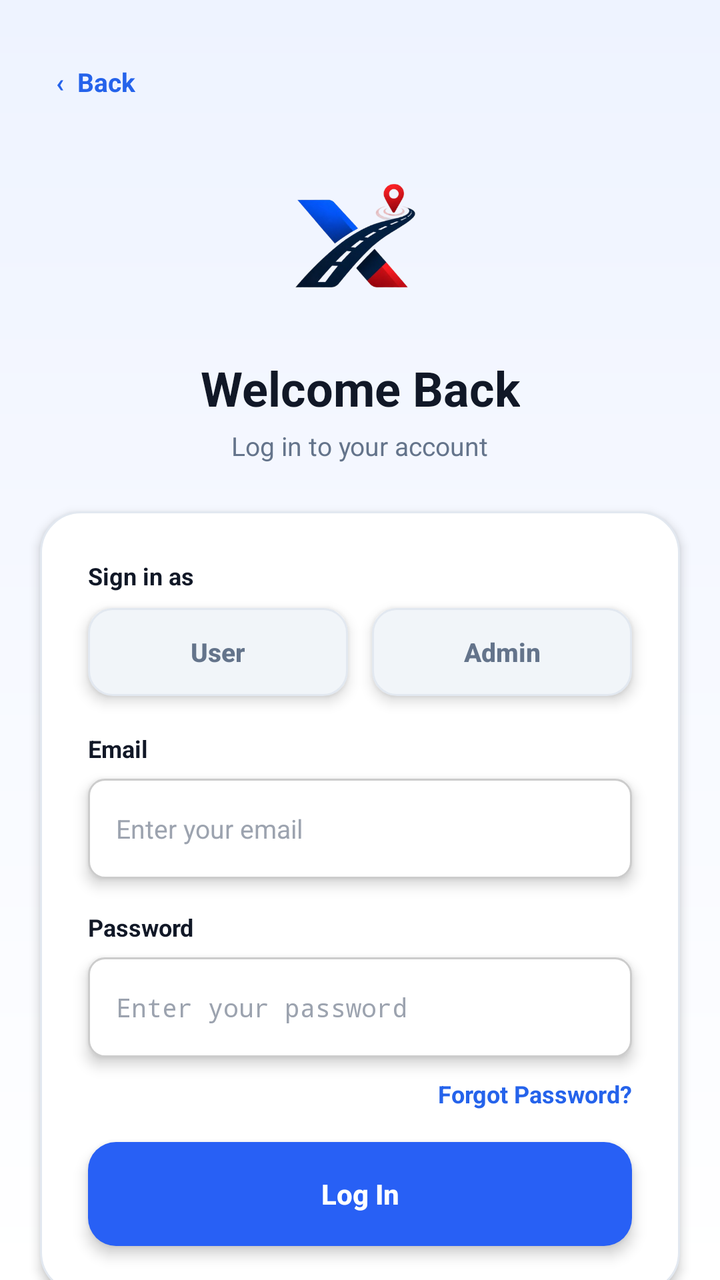
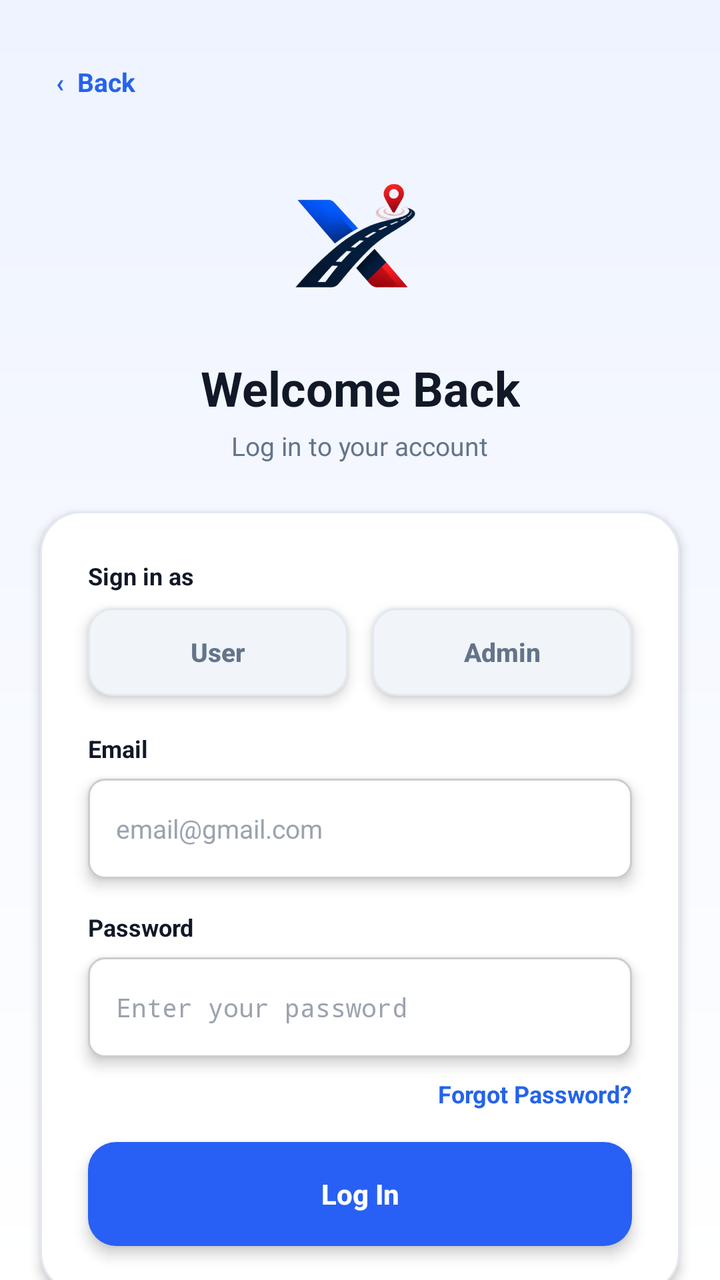

Compare the two renders of this Android layout. The source of the first and the diff that turns it into the second are given below.
<!-- AndroidManifest.xml: application theme Theme.AppCompat.Light.NoActionBar -->
<!-- res/layout/login.xml -->
<?xml version="1.0" encoding="utf-8"?>
<androidx.constraintlayout.widget.ConstraintLayout
    xmlns:android="http://schemas.android.com/apk/res/android"
    xmlns:app="http://schemas.android.com/apk/res-auto"
    xmlns:tools="http://schemas.android.com/tools"
    android:layout_width="match_parent"
    android:layout_height="match_parent"
    android:background="@drawable/bg_screen_gradient"
    tools:context=".Login">

    
    <TextView
        android:id="@+id/txtBack"
        android:layout_width="wrap_content"
        android:layout_height="wrap_content"
        android:layout_marginStart="24dp"
        android:layout_marginTop="28dp"
        android:clickable="true"
        android:focusable="true"
        android:padding="4dp"
        android:text="‹  Back"
        android:textColor="#2563EB"
        android:textSize="13sp"
        android:textStyle="bold"
        app:layout_constraintStart_toStartOf="parent"
        app:layout_constraintTop_toTopOf="parent" />

    
    <ImageView
        android:id="@+id/imgLoginLogo"
        android:layout_width="151dp"
        android:layout_height="106dp"
        android:layout_marginTop="12dp"
        android:contentDescription="Incidex Logo"
        android:scaleType="fitCenter"
        android:src="@drawable/incidex_logo"
        app:layout_constraintEnd_toEndOf="parent"
        app:layout_constraintStart_toStartOf="parent"
        app:layout_constraintTop_toBottomOf="@id/txtBack" />

    
    <TextView
        android:id="@+id/txtLoginTitle"
        android:layout_width="wrap_content"
        android:layout_height="wrap_content"
        android:layout_marginTop="6dp"
        android:text="Welcome Back"
        android:textColor="#111827"
        android:textSize="24sp"
        android:textStyle="bold"
        app:layout_constraintEnd_toEndOf="parent"
        app:layout_constraintStart_toStartOf="parent"
        app:layout_constraintTop_toBottomOf="@id/imgLoginLogo" />

    
    <TextView
        android:id="@+id/txtLoginSubtitle"
        android:layout_width="wrap_content"
        android:layout_height="wrap_content"
        android:layout_marginTop="4dp"
        android:text="Log in to your account"
        android:textColor="#64748B"
        android:textSize="13sp"
        app:layout_constraintEnd_toEndOf="parent"
        app:layout_constraintStart_toStartOf="parent"
        app:layout_constraintTop_toBottomOf="@id/txtLoginTitle" />

    
    <View
        android:id="@+id/viewFormCard"
        android:layout_width="0dp"
        android:layout_height="0dp"
        android:layout_marginStart="20dp"
        android:layout_marginTop="24dp"
        android:layout_marginEnd="20dp"
        android:layout_marginBottom="-24dp"
        android:background="@drawable/bg_form_card"
        android:elevation="3dp"
        app:layout_constraintBottom_toBottomOf="@id/btnLoginAccount"
        app:layout_constraintEnd_toEndOf="parent"
        app:layout_constraintStart_toStartOf="parent"
        app:layout_constraintTop_toBottomOf="@id/txtLoginSubtitle" />

    
    <TextView
        android:id="@+id/txtRoleLabel"
        android:layout_width="wrap_content"
        android:layout_height="wrap_content"
        android:layout_marginStart="44dp"
        android:layout_marginTop="24dp"
        android:elevation="4dp"
        android:text="Sign in as"
        android:textColor="#111827"
        android:textSize="12sp"
        android:textStyle="bold"
        app:layout_constraintStart_toStartOf="parent"
        app:layout_constraintTop_toTopOf="@id/viewFormCard" />

    
    <Button
        android:id="@+id/btnUser"
        android:layout_width="0dp"
        android:layout_height="44dp"
        android:layout_marginStart="44dp"
        android:layout_marginTop="8dp"
        android:layout_marginEnd="6dp"
        android:background="@drawable/bg_role_selector"
        android:elevation="4dp"
        android:stateListAnimator="@null"
        android:text="User"
        android:textAllCaps="false"
        android:textColor="@color/role_text_color"
        android:textSize="13sp"
        android:textStyle="bold"
        app:layout_constraintEnd_toStartOf="@id/btnAdmin"
        app:layout_constraintHorizontal_weight="1"
        app:layout_constraintStart_toStartOf="parent"
        app:layout_constraintTop_toBottomOf="@id/txtRoleLabel" />

    
    <Button
        android:id="@+id/btnAdmin"
        android:layout_width="0dp"
        android:layout_height="44dp"
        android:layout_marginStart="6dp"
        android:layout_marginEnd="44dp"
        android:background="@drawable/bg_role_selector"
        android:elevation="4dp"
        android:stateListAnimator="@null"
        android:text="Admin"
        android:textAllCaps="false"
        android:textColor="@color/role_text_color"
        android:textSize="13sp"
        android:textStyle="bold"
        app:layout_constraintEnd_toEndOf="parent"
        app:layout_constraintHorizontal_weight="1"
        app:layout_constraintStart_toEndOf="@id/btnUser"
        app:layout_constraintTop_toTopOf="@id/btnUser" />

    
    <TextView
        android:id="@+id/txtEmailLabel"
        android:layout_width="wrap_content"
        android:layout_height="wrap_content"
        android:layout_marginStart="44dp"
        android:layout_marginTop="18dp"
        android:elevation="4dp"
        android:text="Email"
        android:textColor="#111827"
        android:textSize="12sp"
        android:textStyle="bold"
        app:layout_constraintStart_toStartOf="parent"
        app:layout_constraintTop_toBottomOf="@id/btnUser" />

    
    <EditText
        android:id="@+id/edtEmail"
        android:layout_width="0dp"
        android:layout_height="50dp"
        android:layout_marginStart="44dp"
        android:layout_marginTop="7dp"
        android:layout_marginEnd="44dp"
        android:background="@drawable/bg_input"
        android:elevation="4dp"
        android:hint="Enter your email"
        android:inputType="textEmailAddress"
        android:paddingStart="14dp"
        android:paddingEnd="14dp"
        android:singleLine="true"
        android:textColor="#111827"
        android:textColorHint="#9CA3AF"
        android:textSize="13sp"
        app:layout_constraintEnd_toEndOf="parent"
        app:layout_constraintStart_toStartOf="parent"
        app:layout_constraintTop_toBottomOf="@id/txtEmailLabel" />

    
    <TextView
        android:id="@+id/txtPasswordLabel"
        android:layout_width="wrap_content"
        android:layout_height="wrap_content"
        android:layout_marginStart="44dp"
        android:layout_marginTop="16dp"
        android:elevation="4dp"
        android:text="Password"
        android:textColor="#111827"
        android:textSize="12sp"
        android:textStyle="bold"
        app:layout_constraintStart_toStartOf="parent"
        app:layout_constraintTop_toBottomOf="@id/edtEmail" />

    
    <EditText
        android:id="@+id/edtPassword"
        android:layout_width="0dp"
        android:layout_height="50dp"
        android:layout_marginStart="44dp"
        android:layout_marginTop="7dp"
        android:layout_marginEnd="44dp"
        android:background="@drawable/bg_input"
        android:elevation="4dp"
        android:hint="Enter your password"
        android:inputType="textPassword"
        android:paddingStart="14dp"
        android:paddingEnd="14dp"
        android:singleLine="true"
        android:textColor="#111827"
        android:textColorHint="#9CA3AF"
        android:textSize="13sp"
        app:layout_constraintEnd_toEndOf="parent"
        app:layout_constraintStart_toStartOf="parent"
        app:layout_constraintTop_toBottomOf="@id/txtPasswordLabel" />

    
    <TextView
        android:id="@+id/txtForgotPassword"
        android:layout_width="wrap_content"
        android:layout_height="wrap_content"
        android:layout_marginTop="10dp"
        android:layout_marginEnd="44dp"
        android:clickable="true"
        android:elevation="4dp"
        android:focusable="true"
        android:text="Forgot Password?"
        android:textColor="#2563EB"
        android:textSize="12sp"
        android:textStyle="bold"
        app:layout_constraintEnd_toEndOf="parent"
        app:layout_constraintTop_toBottomOf="@id/edtPassword" />

    
    <Button
        android:id="@+id/btnLoginAccount"
        android:layout_width="0dp"
        android:layout_height="52dp"
        android:layout_marginStart="44dp"
        android:layout_marginTop="16dp"
        android:layout_marginEnd="44dp"
        android:background="@drawable/bg_login_button"
        android:elevation="4dp"
        android:stateListAnimator="@null"
        android:text="Log In"
        android:textAllCaps="false"
        android:textColor="#FFFFFF"
        android:textSize="14sp"
        android:textStyle="bold"
        app:layout_constraintEnd_toEndOf="parent"
        app:layout_constraintStart_toStartOf="parent"
        app:layout_constraintTop_toBottomOf="@id/txtForgotPassword" />

    
    <LinearLayout
        android:id="@+id/registerLayout"
        android:layout_width="wrap_content"
        android:layout_height="wrap_content"
        android:layout_marginTop="20dp"
        android:gravity="center"
        android:orientation="horizontal"
        app:layout_constraintEnd_toEndOf="parent"
        app:layout_constraintStart_toStartOf="parent"
        app:layout_constraintTop_toBottomOf="@id/viewFormCard">

        <TextView
            android:id="@+id/txtRegisterMessage"
            android:layout_width="wrap_content"
            android:layout_height="wrap_content"
            android:text="Don't have an account? "
            android:textColor="#64748B"
            android:textSize="12sp" />

        <TextView
            android:id="@+id/txtRegister"
            android:layout_width="wrap_content"
            android:layout_height="wrap_content"
            android:clickable="true"
            android:focusable="true"
            android:paddingStart="2dp"
            android:paddingEnd="2dp"
            android:text="Register"
            android:textColor="#2563EB"
            android:textSize="12sp"
            android:textStyle="bold" />
    </LinearLayout>

</androidx.constraintlayout.widget.ConstraintLayout>
<!-- resources referenced by this layout -->
<resources>
  <!-- drawable bg_form_card (drawable) -->
  <?xml version="1.0" encoding="utf-8"?>
  <shape xmlns:android="http://schemas.android.com/apk/res/android">
      <solid android:color="#FFFFFF" />
      <corners android:radius="20dp" />
      <stroke android:width="1dp" android:color="#E2E8F0" />
  </shape>
  <!-- drawable bg_input (drawable) -->
  <?xml version="1.0" encoding="utf-8"?>
  <shape xmlns:android="http://schemas.android.com/apk/res/android"
      android:shape="rectangle">
      <solid android:color="#FFFFFF"/>
      <corners android:radius="8dp"/>
      <stroke android:width="1dp" android:color="#CCCCCC"/>
  </shape>
  <!-- drawable bg_login_button (drawable) -->
  <?xml version="1.0" encoding="utf-8"?>
  <shape xmlns:android="http://schemas.android.com/apk/res/android"
      android:shape="rectangle">
  
      <solid android:color="#2860F5" />
  
      <corners android:radius="14dp" />
  
  </shape>
  <!-- drawable bg_role_selector (drawable) -->
  <?xml version="1.0" encoding="utf-8"?>
  <selector xmlns:android="http://schemas.android.com/apk/res/android">
      
      <item android:state_selected="true">
          <shape android:shape="rectangle">
              <solid android:color="#2563EB" />
              <corners android:radius="12dp" />
          </shape>
      </item>
      
      <item>
          <shape android:shape="rectangle">
              <solid android:color="#F1F5F9" />
              <corners android:radius="12dp" />
              <stroke android:width="1dp" android:color="#E2E8F0" />
          </shape>
      </item>
  </selector>
  <!-- drawable bg_screen_gradient (drawable) -->
  <?xml version="1.0" encoding="utf-8"?>
  <shape xmlns:android="http://schemas.android.com/apk/res/android">
      <gradient
          android:angle="270"
          android:startColor="#EEF3FF"
          android:endColor="#FFFFFF" />
  </shape>
  <!-- drawable incidex_logo: png bitmap (drawable, 78114 bytes) -->
</resources>

<!-- the commit's change to res/layout/login.xml (unified diff, before → after) -->
@@ -8,7 +8,6 @@
     android:background="@drawable/bg_screen_gradient"
     tools:context=".Login">
 
-    
     <TextView
         android:id="@+id/txtBack"
         android:layout_width="wrap_content"
@@ -38,7 +37,6 @@
         app:layout_constraintStart_toStartOf="parent"
         app:layout_constraintTop_toBottomOf="@id/txtBack" />
 
-    
     <TextView
         android:id="@+id/txtLoginTitle"
         android:layout_width="wrap_content"
@@ -52,7 +50,6 @@
         app:layout_constraintStart_toStartOf="parent"
         app:layout_constraintTop_toBottomOf="@id/imgLoginLogo" />
 
-    
     <TextView
         android:id="@+id/txtLoginSubtitle"
         android:layout_width="wrap_content"
@@ -65,7 +62,6 @@
         app:layout_constraintStart_toStartOf="parent"
         app:layout_constraintTop_toBottomOf="@id/txtLoginTitle" />
 
-    
     <View
         android:id="@+id/viewFormCard"
         android:layout_width="0dp"
@@ -162,7 +158,7 @@
         android:layout_marginEnd="44dp"
         android:background="@drawable/bg_input"
         android:elevation="4dp"
-        android:hint="Enter your email"
+        android:hint="email@gmail.com"
         android:inputType="textEmailAddress"
         android:paddingStart="14dp"
         android:paddingEnd="14dp"
